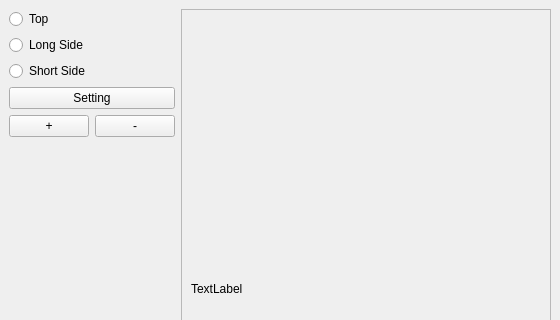
Above: Python/CamerPositionCalibration/CameraLiveViewer.ui from chencen2000/AthenaProject before the change; both pictures show x 0 to 560 and y 0 to 320 of the 560 by 600 pixel window. Below: the same form after it.
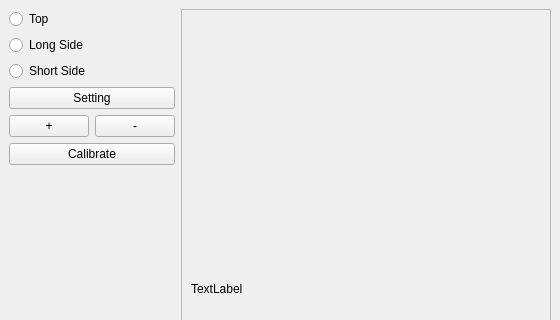
That is the form after the change.

Commit message: add calibration button

```diff
--- a/Python/CamerPositionCalibration/CameraLiveViewer.ui
+++ b/Python/CamerPositionCalibration/CameraLiveViewer.ui
@@ -65,6 +65,13 @@
           </item>
          </layout>
         </item>
+        <item>
+         <widget class="QPushButton" name="calibrateButton">
+          <property name="text">
+           <string>Calibrate</string>
+          </property>
+         </widget>
+        </item>
         <item>
          <spacer name="verticalSpacer">
           <property name="orientation">
```
The commit also changes 2 other files.
